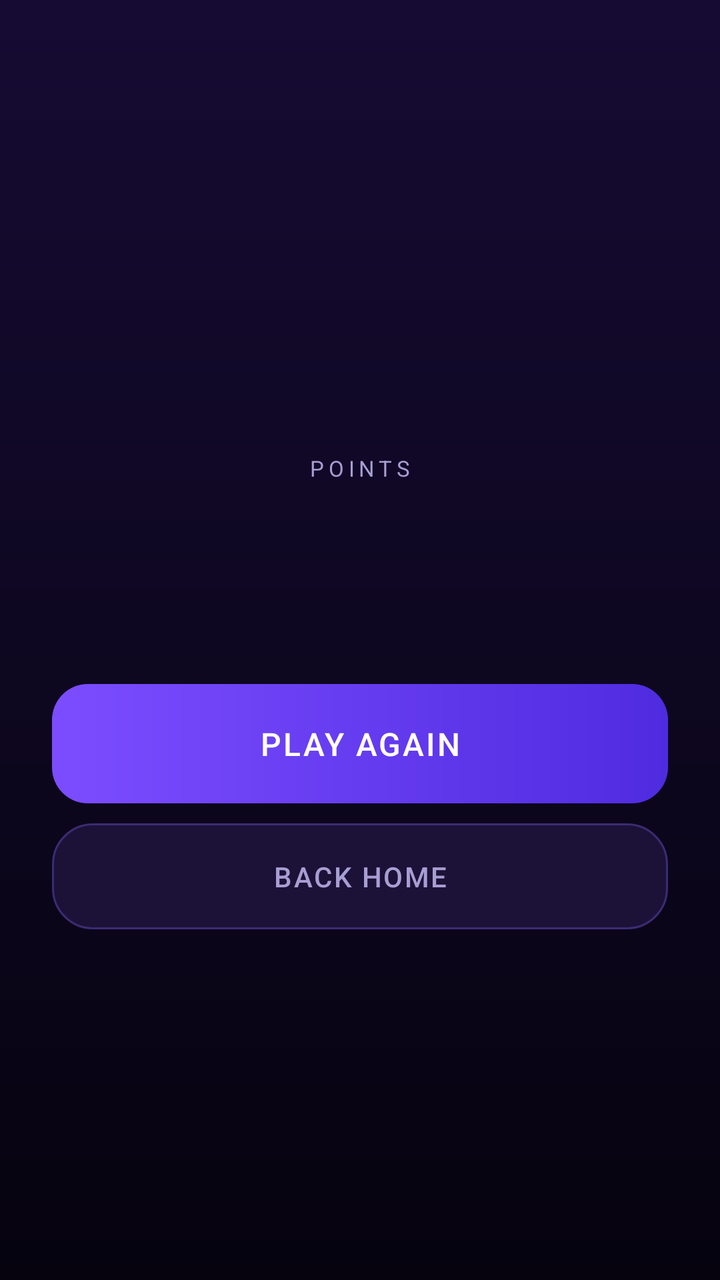
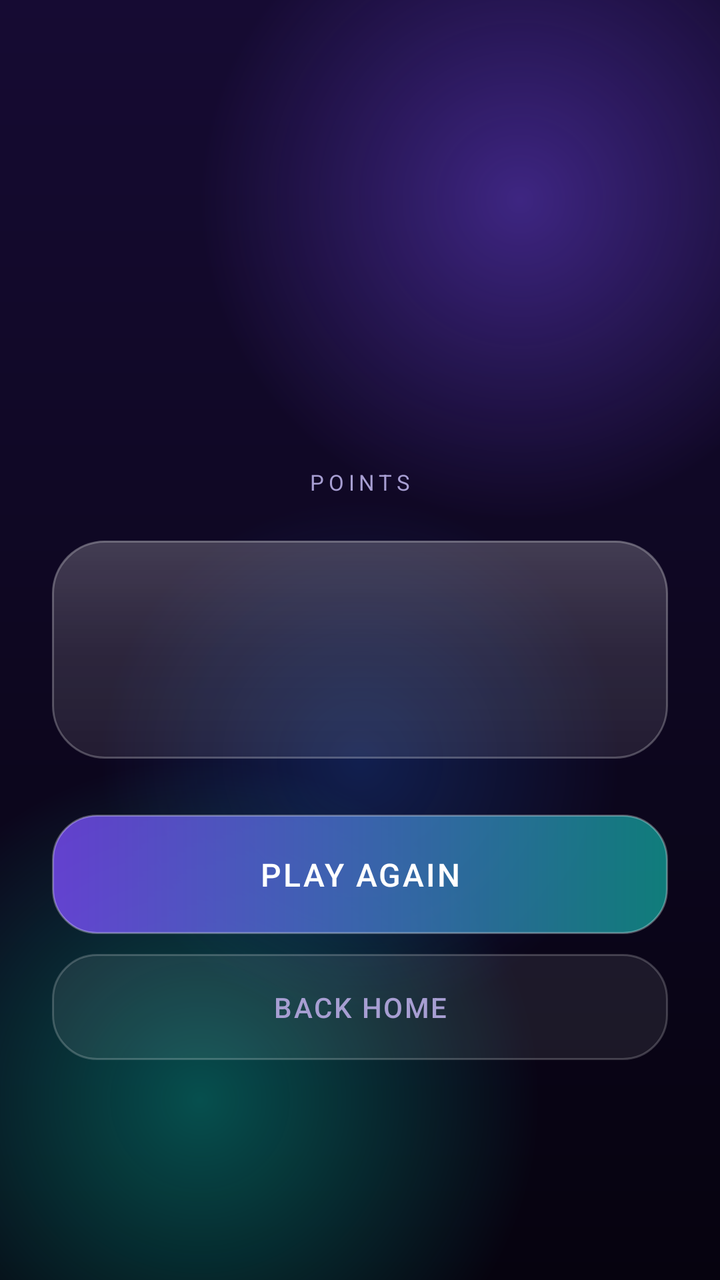

Screens rendered from an Android XML layout before and after an edit, with the pre-edit source and the edit as a unified diff.
<!-- AndroidManifest.xml: application theme AppTheme -->
<!-- res/layout/activity_result.xml -->
<?xml version="1.0" encoding="utf-8"?>
<ScrollView xmlns:android="http://schemas.android.com/apk/res/android"
    android:layout_width="match_parent"
    android:layout_height="match_parent"
    android:background="@drawable/bg_gradient"
    android:fillViewport="true">

    <LinearLayout
        android:layout_width="match_parent"
        android:layout_height="wrap_content"
        android:gravity="center_horizontal"
        android:orientation="vertical"
        android:paddingLeft="26dp"
        android:paddingTop="48dp"
        android:paddingRight="26dp"
        android:paddingBottom="32dp">

        <TextView
            android:id="@+id/tvResultLabel"
            android:layout_width="wrap_content"
            android:layout_height="wrap_content"
            android:letterSpacing="0.16"
            android:textColor="@color/accent_alt"
            android:textSize="11sp" />

        <TextView
            android:id="@+id/tvResultVerdict"
            android:layout_width="wrap_content"
            android:layout_height="wrap_content"
            android:layout_marginTop="10dp"
            android:fontFamily="sans-serif-black"
            android:gravity="center"
            android:textColor="@color/text_primary"
            android:textSize="26sp" />

        <TextView
            android:id="@+id/tvResultScore"
            android:layout_width="wrap_content"
            android:layout_height="wrap_content"
            android:layout_marginTop="18dp"
            android:fontFamily="sans-serif-black"
            android:textColor="@color/text_primary"
            android:textSize="76sp" />

        <TextView
            android:layout_width="wrap_content"
            android:layout_height="wrap_content"
            android:layout_marginTop="0dp"
            android:letterSpacing="0.2"
            android:text="@string/result_points_unit"
            android:textColor="@color/text_muted"
            android:textSize="11sp" />

        <TextView
            android:id="@+id/tvNewBest"
            android:layout_width="wrap_content"
            android:layout_height="wrap_content"
            android:layout_marginTop="16dp"
            android:background="@drawable/bg_pill"
            android:fontFamily="sans-serif-medium"
            android:letterSpacing="0.1"
            android:paddingLeft="16dp"
            android:paddingTop="8dp"
            android:paddingRight="16dp"
            android:paddingBottom="8dp"
            android:text="@string/result_new_best"
            android:textColor="@color/accent_alt"
            android:textSize="11sp"
            android:visibility="gone" />

        <TextView
            android:id="@+id/tvResultDetail"
            android:layout_width="wrap_content"
            android:layout_height="wrap_content"
            android:layout_marginTop="20dp"
            android:textColor="@color/text_primary"
            android:textSize="16sp" />

        <TextView
            android:id="@+id/tvResultBest"
            android:layout_width="wrap_content"
            android:layout_height="wrap_content"
            android:layout_marginTop="6dp"
            android:textColor="@color/text_muted"
            android:textSize="14sp" />

        <TextView
            android:id="@+id/btnPlayAgain"
            android:layout_width="match_parent"
            android:layout_height="wrap_content"
            android:layout_marginTop="34dp"
            android:background="@drawable/bg_primary_button"
            android:clickable="true"
            android:focusable="true"
            android:fontFamily="sans-serif-medium"
            android:gravity="center"
            android:letterSpacing="0.06"
            android:paddingTop="19dp"
            android:paddingBottom="19dp"
            android:text="@string/play_again"
            android:textColor="@color/text_primary"
            android:textSize="16sp" />

        <TextView
            android:id="@+id/btnHome"
            android:layout_width="match_parent"
            android:layout_height="wrap_content"
            android:layout_marginTop="10dp"
            android:background="@drawable/bg_card_clickable"
            android:clickable="true"
            android:focusable="true"
            android:fontFamily="sans-serif-medium"
            android:gravity="center"
            android:letterSpacing="0.06"
            android:paddingTop="17dp"
            android:paddingBottom="17dp"
            android:text="@string/back_home"
            android:textColor="@color/text_muted"
            android:textSize="14sp" />
    </LinearLayout>
</ScrollView>
<!-- resources referenced by this layout -->
<resources>
  <!-- drawable bg_card_clickable (drawable) -->
  <?xml version="1.0" encoding="utf-8"?>
  <ripple xmlns:android="http://schemas.android.com/apk/res/android"
      android:color="@color/ripple">
      <item>
          <shape android:shape="rectangle">
              <solid android:color="@color/surface" />
              <corners android:radius="20dp" />
              <stroke
                  android:width="1dp"
                  android:color="@color/stroke" />
          </shape>
      </item>
  </ripple>
  <!-- drawable bg_gradient (drawable) -->
  <?xml version="1.0" encoding="utf-8"?>
  <shape xmlns:android="http://schemas.android.com/apk/res/android"
      android:shape="rectangle">
      <gradient
          android:angle="270"
          android:startColor="@color/bg_top"
          android:endColor="@color/bg_bottom" />
  </shape>
  <!-- drawable bg_pill (drawable) -->
  <?xml version="1.0" encoding="utf-8"?>
  <shape xmlns:android="http://schemas.android.com/apk/res/android"
      android:shape="rectangle">
      <solid android:color="#1F00E5C0" />
      <corners android:radius="100dp" />
  </shape>
  <!-- drawable bg_primary_button (drawable) -->
  <?xml version="1.0" encoding="utf-8"?>
  <ripple xmlns:android="http://schemas.android.com/apk/res/android"
      android:color="@color/ripple">
      <item>
          <shape android:shape="rectangle">
              <gradient
                  android:angle="0"
                  android:startColor="@color/accent"
                  android:endColor="#4F2BE0" />
              <corners android:radius="18dp" />
          </shape>
      </item>
  </ripple>
  <style name="AppTheme" parent="@android:style/Theme.Material.NoActionBar">
          <item name="android:windowBackground">@drawable/bg_gradient</item>
          <item name="android:colorPrimary">@color/accent</item>
          <item name="android:colorPrimaryDark">@color/bg_top</item>
          <item name="android:colorAccent">@color/accent_alt</item>
          <item name="android:statusBarColor">@color/bg_top</item>
          <item name="android:navigationBarColor">@color/bg_bottom</item>
          <item name="android:textColorPrimary">@color/text_primary</item>
          <item name="android:textColorSecondary">@color/text_muted</item>
      </style>
  <color name="ripple">#40FFFFFF</color>
  <color name="surface">#1C1238</color>
  <color name="stroke">#3B2C74</color>
  <!-- unchanged entries left out for length: 10 -->
</resources>

<!-- the commit's change to res/layout/activity_result.xml (unified diff, before → after) -->
@@ -2,7 +2,7 @@
 <ScrollView xmlns:android="http://schemas.android.com/apk/res/android"
     android:layout_width="match_parent"
     android:layout_height="match_parent"
-    android:background="@drawable/bg_gradient"
+    android:background="@drawable/bg_glow"
     android:fillViewport="true">
 
     <LinearLayout
@@ -11,7 +11,7 @@
         android:gravity="center_horizontal"
         android:orientation="vertical"
         android:paddingLeft="26dp"
-        android:paddingTop="48dp"
+        android:paddingTop="56dp"
         android:paddingRight="26dp"
         android:paddingBottom="32dp">
 
@@ -37,15 +37,14 @@
             android:id="@+id/tvResultScore"
             android:layout_width="wrap_content"
             android:layout_height="wrap_content"
-            android:layout_marginTop="18dp"
+            android:layout_marginTop="14dp"
             android:fontFamily="sans-serif-black"
             android:textColor="@color/text_primary"
-            android:textSize="76sp" />
+            android:textSize="78sp" />
 
         <TextView
             android:layout_width="wrap_content"
             android:layout_height="wrap_content"
-            android:layout_marginTop="0dp"
             android:letterSpacing="0.2"
             android:text="@string/result_points_unit"
             android:textColor="@color/text_muted"
@@ -56,7 +55,7 @@
             android:layout_width="wrap_content"
             android:layout_height="wrap_content"
             android:layout_marginTop="16dp"
-            android:background="@drawable/bg_pill"
+            android:background="@drawable/glass_pill"
             android:fontFamily="sans-serif-medium"
             android:letterSpacing="0.1"
             android:paddingLeft="16dp"
@@ -68,45 +67,52 @@
             android:textSize="11sp"
             android:visibility="gone" />
 
-        <TextView
-            android:id="@+id/tvResultDetail"
-            android:layout_width="wrap_content"
+        <LinearLayout
+            android:layout_width="match_parent"
             android:layout_height="wrap_content"
-            android:layout_marginTop="20dp"
-            android:textColor="@color/text_primary"
-            android:textSize="16sp" />
+            android:layout_marginTop="22dp"
+            android:background="@drawable/glass_card"
+            android:gravity="center_horizontal"
+            android:orientation="vertical"
+            android:paddingTop="20dp"
+            android:paddingBottom="20dp">
 
-        <TextView
-            android:id="@+id/tvResultBest"
-            android:layout_width="wrap_content"
-            android:layout_height="wrap_content"
-            android:layout_marginTop="6dp"
-            android:textColor="@color/text_muted"
-            android:textSize="14sp" />
+            <TextView
+                android:id="@+id/tvResultDetail"
+                android:layout_width="wrap_content"
+                android:layout_height="wrap_content"
+                android:textColor="@color/text_primary"
+                android:textSize="16sp" />
+
+            <TextView
+                android:id="@+id/tvResultStreak"
+                android:layout_width="wrap_content"
+                android:layout_height="wrap_content"
+                android:layout_marginTop="6dp"
+                android:textColor="@color/accent_alt"
+                android:textSize="13sp" />
+
+            <TextView
+                android:id="@+id/tvResultBest"
+                android:layout_width="wrap_content"
+                android:layout_height="wrap_content"
+                android:layout_marginTop="6dp"
+                android:textColor="@color/text_muted"
+                android:textSize="13sp" />
+        </LinearLayout>
 
         <TextView
             android:id="@+id/btnPlayAgain"
-            android:layout_width="match_parent"
-            android:layout_height="wrap_content"
-            android:layout_marginTop="34dp"
-            android:background="@drawable/bg_primary_button"
-            android:clickable="true"
-            android:focusable="true"
-            android:fontFamily="sans-serif-medium"
-            android:gravity="center"
-            android:letterSpacing="0.06"
-            android:paddingTop="19dp"
-            android:paddingBottom="19dp"
-            android:text="@string/play_again"
-            android:textColor="@color/text_primary"
-            android:textSize="16sp" />
+            style="@style/PrimaryButton"
+            android:layout_marginTop="28dp"
+            android:text="@string/play_again" />
 
         <TextView
             android:id="@+id/btnHome"
             android:layout_width="match_parent"
             android:layout_height="wrap_content"
             android:layout_marginTop="10dp"
-            android:background="@drawable/bg_card_clickable"
+            android:background="@drawable/glass_button_soft"
             android:clickable="true"
             android:focusable="true"
             android:fontFamily="sans-serif-medium"
<!-- resource entries referenced after the edit -->
@@ -1,62 +1,155 @@
 <!-- resources referenced by this layout -->
 <resources>
-  <!-- drawable bg_card_clickable (drawable) -->
+  <!-- drawable bg_glow (drawable) -->
+  <?xml version="1.0" encoding="utf-8"?>
+  <layer-list xmlns:android="http://schemas.android.com/apk/res/android">
+  
+      <item>
+          <shape android:shape="rectangle">
+              <gradient
+                  android:angle="270"
+                  android:startColor="@color/bg_top"
+                  android:endColor="@color/bg_bottom" />
+          </shape>
+      </item>
+  
+      <item
+          android:gravity="top|right"
+          android:top="-60dp"
+          android:right="-60dp">
+          <shape android:shape="oval">
+              <size
+                  android:width="320dp"
+                  android:height="320dp" />
+              <gradient
+                  android:type="radial"
+                  android:gradientRadius="160dp"
+                  android:startColor="#667C4DFF"
+                  android:endColor="#007C4DFF" />
+          </shape>
+      </item>
+  
+      <item
+          android:gravity="bottom|left"
+          android:bottom="-80dp"
+          android:left="-70dp">
+          <shape android:shape="oval">
+              <size
+                  android:width="340dp"
+                  android:height="340dp" />
+              <gradient
+                  android:type="radial"
+                  android:gradientRadius="170dp"
+                  android:startColor="#5500E5C0"
+                  android:endColor="#0000E5C0" />
+          </shape>
+      </item>
+  
+      <item
+          android:gravity="center"
+          android:top="120dp">
+          <shape android:shape="oval">
+              <size
+                  android:width="260dp"
+                  android:height="260dp" />
+              <gradient
+                  android:type="radial"
+                  android:gradientRadius="130dp"
+                  android:startColor="#3D1F6FEB"
+                  android:endColor="#001F6FEB" />
+          </shape>
+      </item>
+  </layer-list>
+  <!-- drawable glass_button_soft (drawable) -->
   <?xml version="1.0" encoding="utf-8"?>
   <ripple xmlns:android="http://schemas.android.com/apk/res/android"
-      android:color="@color/ripple">
+      android:color="#33FFFFFF">
       <item>
           <shape android:shape="rectangle">
-              <solid android:color="@color/surface" />
-              <corners android:radius="20dp" />
+              <solid android:color="#14FFFFFF" />
+              <corners android:radius="22dp" />
               <stroke
                   android:width="1dp"
-                  android:color="@color/stroke" />
+                  android:color="#33FFFFFF" />
           </shape>
       </item>
   </ripple>
-  <!-- drawable bg_gradient (drawable) -->
+  <!-- drawable glass_card (drawable) -->
+  <?xml version="1.0" encoding="utf-8"?>
+  <layer-list xmlns:android="http://schemas.android.com/apk/res/android">
+  
+      <item>
+          <shape android:shape="rectangle">
+              <solid android:color="#17FFFFFF" />
+              <corners android:radius="26dp" />
+              <stroke
+                  android:width="1dp"
+                  android:color="#40FFFFFF" />
+          </shape>
+      </item>
+  
+      <item>
+          <shape android:shape="rectangle">
+              <gradient
+                  android:angle="270"
+                  android:startColor="#22FFFFFF"
+                  android:centerColor="#0AFFFFFF"
+                  android:endColor="#00FFFFFF" />
+              <corners android:radius="26dp" />
+          </shape>
+      </item>
+  </layer-list>
+  <!-- drawable glass_pill (drawable) -->
   <?xml version="1.0" encoding="utf-8"?>
   <shape xmlns:android="http://schemas.android.com/apk/res/android"
       android:shape="rectangle">
-      <gradient
-          android:angle="270"
-          android:startColor="@color/bg_top"
-          android:endColor="@color/bg_bottom" />
+      <solid android:color="#1FFFFFFF" />
+      <corners android:radius="100dp" />
+      <stroke
+          android:width="1dp"
+          android:color="#33FFFFFF" />
   </shape>
-  <!-- drawable bg_pill (drawable) -->
-  <?xml version="1.0" encoding="utf-8"?>
-  <shape xmlns:android="http://schemas.android.com/apk/res/android"
-      android:shape="rectangle">
-      <solid android:color="#1F00E5C0" />
-      <corners android:radius="100dp" />
-  </shape>
-  <!-- drawable bg_primary_button (drawable) -->
+  <style name="PrimaryButton">
+          <item name="android:layout_width">match_parent</item>
+          <item name="android:layout_height">wrap_content</item>
+          <item name="android:background">@drawable/glass_button</item>
+          <item name="android:clickable">true</item>
+          <item name="android:focusable">true</item>
+          <item name="android:fontFamily">sans-serif-medium</item>
+          <item name="android:gravity">center</item>
+          <item name="android:letterSpacing">0.06</item>
+          <item name="android:paddingTop">19dp</item>
+          <item name="android:paddingBottom">19dp</item>
+          <item name="android:textColor">@color/text_primary</item>
+          <item name="android:textSize">16sp</item>
+      </style>
+  <style name="AppTheme" parent="@android:style/Theme.Material.NoActionBar">
+          <item name="android:windowBackground">@drawable/bg_glow</item>
+          <item name="android:colorPrimary">@color/accent</item>
+          <item name="android:colorPrimaryDark">@color/bg_top</item>
+          <item name="android:colorAccent">@color/accent_alt</item>
+          <item name="android:statusBarColor">@android:color/transparent</item>
+          <item name="android:navigationBarColor">@color/bg_bottom</item>
+          <item name="android:textColorPrimary">@color/text_primary</item>
+          <item name="android:textColorSecondary">@color/text_muted</item>
+      </style>
+  <!-- drawable glass_button (drawable) -->
   <?xml version="1.0" encoding="utf-8"?>
   <ripple xmlns:android="http://schemas.android.com/apk/res/android"
-      android:color="@color/ripple">
+      android:color="#40FFFFFF">
       <item>
           <shape android:shape="rectangle">
               <gradient
                   android:angle="0"
-                  android:startColor="@color/accent"
-                  android:endColor="#4F2BE0" />
-              <corners android:radius="18dp" />
+                  android:startColor="#C67C4DFF"
+                  android:endColor="#C6109E96" />
+              <corners android:radius="22dp" />
+              <stroke
+                  android:width="1dp"
+                  android:color="#4DFFFFFF" />
           </shape>
       </item>
   </ripple>
-  <style name="AppTheme" parent="@android:style/Theme.Material.NoActionBar">
-          <item name="android:windowBackground">@drawable/bg_gradient</item>
-          <item name="android:colorPrimary">@color/accent</item>
-          <item name="android:colorPrimaryDark">@color/bg_top</item>
-          <item name="android:colorAccent">@color/accent_alt</item>
-          <item name="android:statusBarColor">@color/bg_top</item>
-          <item name="android:navigationBarColor">@color/bg_bottom</item>
-          <item name="android:textColorPrimary">@color/text_primary</item>
-          <item name="android:textColorSecondary">@color/text_muted</item>
-      </style>
-  <color name="ripple">#40FFFFFF</color>
-  <color name="surface">#1C1238</color>
-  <color name="stroke">#3B2C74</color>
   <!-- unchanged entries left out for length: 10 -->
 </resources>
 
